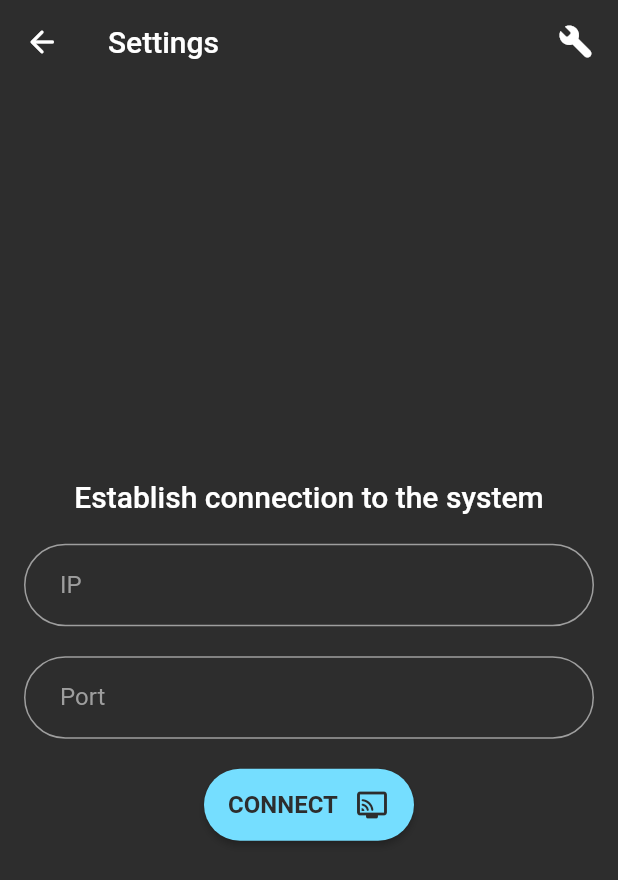
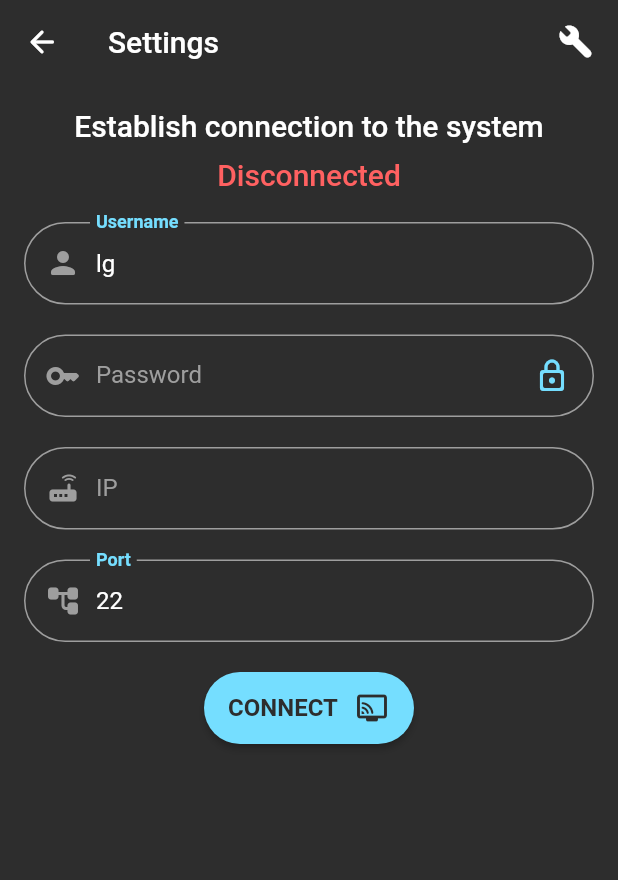
Before and after one commit to LiquidGalaxyLAB/SatNOGS-Visualization-Tool, a Flutter app: the screen it shows after launch, after a tap on the "settings" icon, on a phone screen of 412 x 824 dp. Shown: the top 880 px of the screen. Run offline on Flutter 3.47's test engine with Material 2 defaults, Android fonts, the phone set to English and light mode, and no system bars.

Commit message:
feat(settings.dart): added the username and password fields and icons to all fields

```diff
--- a/lib/screens/settings.dart
+++ b/lib/screens/settings.dart
@@ -16,14 +16,16 @@ class _SettingsPageState extends State<SettingsPage> {
   bool _connected = false;
   bool _loading = false;
 
-  String _ip = '';
-  String _port = '';
-
   final _ipController = TextEditingController();
   final _portController = TextEditingController();
+  final _usernameController = TextEditingController();
+  final _pwController = TextEditingController();
 
   @override
   void initState() {
+    _usernameController.text = 'lg';
+    _portController.text = '22';
+
     super.initState();
     _initNetworkState();
   }
@@ -37,12 +39,11 @@ class _SettingsPageState extends State<SettingsPage> {
       }
 
       setState(() {
-        _ip = ips.first.addresses.first.address;
-        _ipController.text = _ip;
+        _ipController.text = ips.first.addresses.first.address;
       });
     } on Exception {
       setState(() {
-        _ip = '';
+        _ipController.text = '';
       });
     }
   }
@@ -72,44 +73,73 @@ class _SettingsPageState extends State<SettingsPage> {
             mainAxisAlignment: MainAxisAlignment.center,
             children: [
               Expanded(
+                  child: SingleChildScrollView(
                       child: Column(
                 mainAxisAlignment: MainAxisAlignment.center,
                 crossAxisAlignment: CrossAxisAlignment.center,
                 children: [
+                  const Text('Establish connection to the system',
+                      style: TextStyle(
+                          color: Colors.white,
+                          fontWeight: FontWeight.w500,
+                          fontSize: 20)),
                   Padding(
                       padding: const EdgeInsets.symmetric(vertical: 10),
-                      child: Text(
-                          _connected
-                              ? 'Connected'
-                              : 'Establish connection to the system',
+                      child: Text(_connected ? 'Connected' : 'Disconnected',
                           style: TextStyle(
                               color: _connected
                                   ? ThemeColors.success
-                                  : Colors.white,
+                                  : ThemeColors.alert,
                               fontWeight: FontWeight.w500,
                               fontSize: 20))),
+                  Padding(
+                      padding: const EdgeInsets.symmetric(vertical: 10),
+                      child: Input(
+                        controller: _usernameController,
+                        label: 'Username',
+                        hint: 'lg',
+                        prefixIcon: const Padding(
+                          padding: EdgeInsets.only(left: 4),
+                          child: Icon(Icons.person_rounded, color: Colors.grey),
+                        ),
+                      )),
+                  Padding(
+                      padding: const EdgeInsets.symmetric(vertical: 10),
+                      child: Input(
+                        controller: _pwController,
+                        label: 'Password',
+                        hint: '••••••••',
+                        obscure: true,
+                        prefixIcon: const Padding(
+                          padding: EdgeInsets.only(left: 4),
+                          child: Icon(Icons.key_rounded, color: Colors.grey),
+                        ),
+                      )),
                   Padding(
                       padding: const EdgeInsets.symmetric(vertical: 10),
                       child: Input(
                         controller: _ipController,
                         label: 'IP',
                         hint: '192.168.10.21',
-                          onChange: (value) {
-                            setState(() {
-                              _ip = value;
-                            });
-                          })),
+                        type: TextInputType.number,
+                        prefixIcon: const Padding(
+                          padding: EdgeInsets.only(left: 4),
+                          child: Icon(Icons.router_rounded, color: Colors.grey),
+                        ),
+                      )),
                   Padding(
                       padding: const EdgeInsets.symmetric(vertical: 10),
                       child: Input(
                         controller: _portController,
                         label: 'Port',
                         hint: '3000',
-                          onChange: (value) {
-                            setState(() {
-                              _port = value;
-                            });
-                          })),
+                        type: TextInputType.number,
+                        prefixIcon: const Padding(
+                          padding: EdgeInsets.only(left: 4),
+                          child: Icon(Icons.account_tree_rounded,
+                              color: Colors.grey),
+                        ),
+                      )),
                   Padding(
                       padding: const EdgeInsets.symmetric(vertical: 10),
                       child: Button(
@@ -134,7 +164,7 @@ class _SettingsPageState extends State<SettingsPage> {
                             });
                           })),
                 ],
-              ))
+              )))
             ],
           )),
     );
```
Lines whose indentation alone changed are shown as unchanged.
